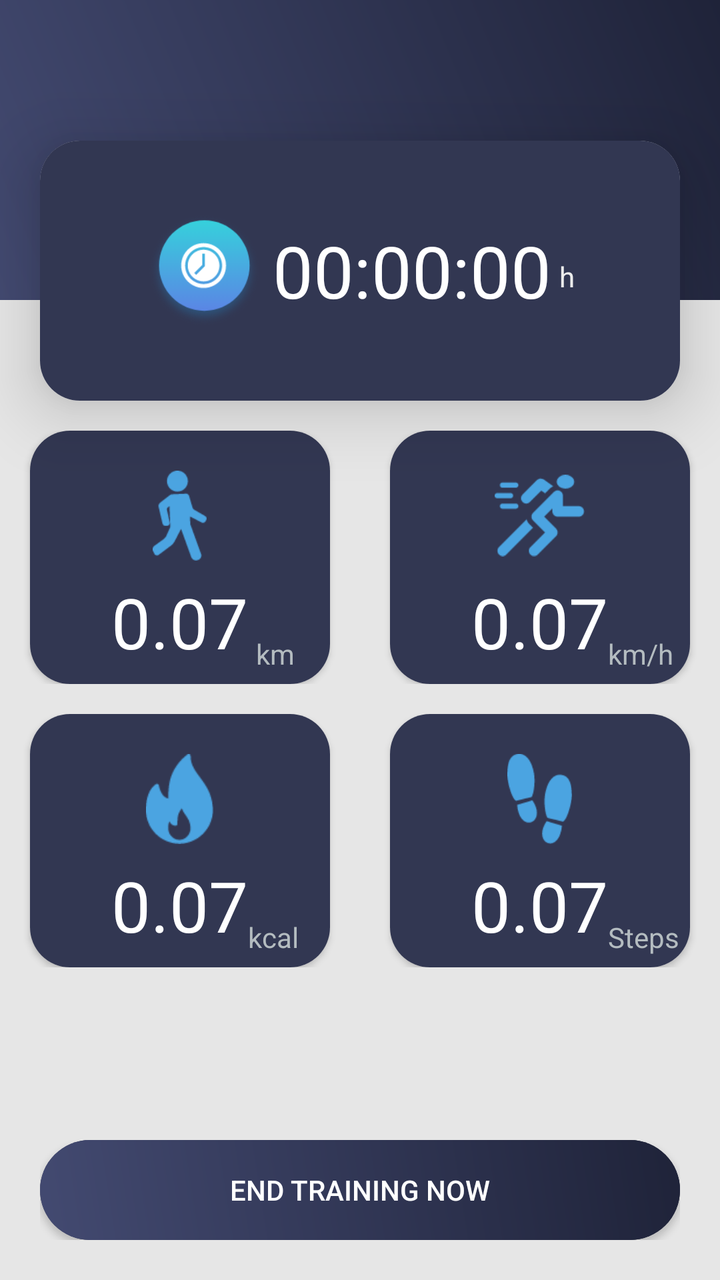
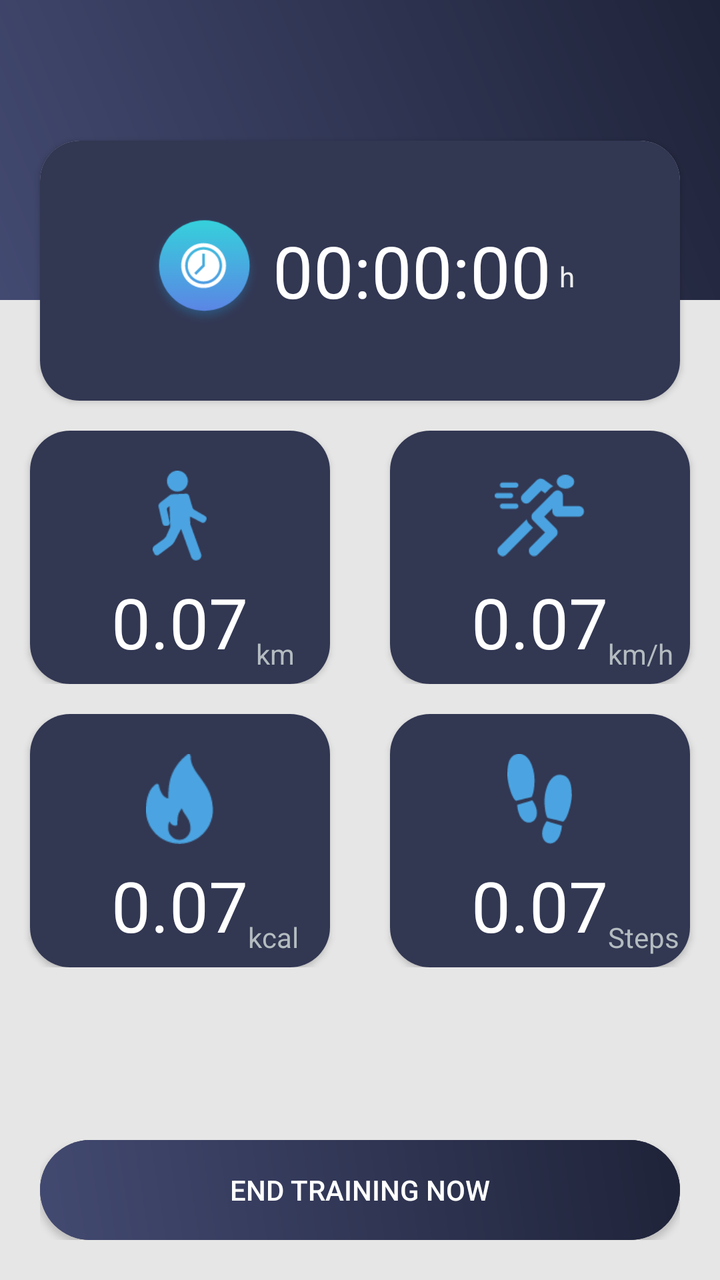

Screens rendered from an Android XML layout before and after an edit, with the pre-edit source and the edit as a unified diff.
<!-- AndroidManifest.xml: application theme AppTheme -->
<!-- res/layout/activity_training.xml -->
<?xml version="1.0" encoding="utf-8"?>
<RelativeLayout xmlns:android="http://schemas.android.com/apk/res/android"
    xmlns:app="http://schemas.android.com/apk/res-auto"
    android:id="@+id/training_overview_activity"
    android:layout_width="match_parent"
    android:layout_height="match_parent"
    android:background="@color/gray_color"
    android:fitsSystemWindows="true"
    android:orientation="vertical">

    <RelativeLayout
        android:id="@+id/relaa"
        android:layout_width="match_parent"
        android:layout_height="150dp"
        android:background="@drawable/a1_grad"
        />


    <androidx.cardview.widget.CardView
        android:id="@+id/cardviewone"
        android:layout_width="match_parent"
        android:layout_height="130dp"
        android:layout_marginLeft="@dimen/text_20"
        android:layout_below="@+id/relaa"
        android:layout_marginTop="-80dp"
        android:layout_marginRight="@dimen/text_20"
        android:orientation="horizontal"
        app:cardCornerRadius="20dp"
        app:cardElevation="20dip">



    <LinearLayout
        android:layout_width="match_parent"
        android:layout_height="match_parent"
        android:layout_weight="1"
        android:background="#323752"
        android:orientation="horizontal">

        <RelativeLayout
            android:layout_width="match_parent"
            android:layout_height="wrap_content"
            android:layout_gravity="center_vertical">

            <RelativeLayout
                android:layout_width="wrap_content"
                android:layout_height="wrap_content"
                android:layout_alignParentTop="true"
                android:layout_centerHorizontal="true"
                android:layout_gravity="center">

                <ImageView
                    android:id="@+id/imageView8"
                    android:layout_width="60dp"
                    android:layout_height="60dp"
                    android:layout_alignParentLeft="true"
                    android:layout_alignParentStart="true"
                    android:layout_centerInParent="true"
                    android:layout_marginEnd="4dp"
                    android:layout_marginRight="4dp"
                    android:src="@mipmap/clock_2" />

                <TextView
                    android:id="@+id/training_duration"
                    android:layout_width="wrap_content"
                    android:layout_height="wrap_content"
                    android:layout_centerInParent="true"
                    android:layout_toEndOf="@+id/imageView8"
                    android:layout_toRightOf="@+id/imageView8"
                    android:text="00:00:00"
                    android:textColor="@color/white"
                    android:textIsSelectable="false"
                    android:textSize="36sp" />

                <TextView
                    android:id="@+id/textView18"
                    android:layout_width="wrap_content"
                    android:layout_height="wrap_content"
                    android:layout_alignBaseline="@id/training_duration"
                    android:layout_marginLeft="4dp"
                    android:layout_marginStart="4dp"
                    android:layout_toEndOf="@+id/training_duration"
                    android:layout_toRightOf="@+id/training_duration"
                    android:text="@string/training_card_duration"
                    android:textColor="#ECECEC" />
            </RelativeLayout>
        </RelativeLayout>

    </LinearLayout>

    </androidx.cardview.widget.CardView>

    <RelativeLayout
        android:layout_width="match_parent"
        android:layout_below="@+id/cardviewone"
        android:layout_above="@+id/button"
        android:layout_height="wrap_content">
    <LinearLayout
        android:id="@+id/l1"
        android:layout_width="match_parent"
        android:layout_height="wrap_content"
        android:layout_weight="1"
        android:layout_marginTop="15dp"
        android:orientation="horizontal"
        android:baselineAligned="false">


            <androidx.cardview.widget.CardView
                android:id="@+id/cardviewone"
                android:layout_weight="1"
                android:layout_width="match_parent"
                android:layout_height="wrap_content"
                android:layout_marginLeft="@dimen/text_15"
                android:layout_marginRight="@dimen/text_15"
                android:orientation="horizontal"
                app:cardCornerRadius="20dp">

            <RelativeLayout
                android:layout_width="match_parent"
                android:layout_height="wrap_content"
                android:layout_centerHorizontal="true"
                android:layout_centerVertical="true"
                android:background="#323752">

                <ImageView
                    android:id="@+id/imageView4"
                    android:layout_width="45dp"
                    android:layout_height="45dp"
                    android:layout_centerHorizontal="true"
                    android:layout_marginTop="20dp"
                    android:src="@mipmap/icon_1" />

                <RelativeLayout
                    android:layout_width="match_parent"
                   android:layout_below="@+id/imageView4"
                    android:layout_height="wrap_content">
                <TextView
                    android:id="@+id/training_distance"
                    android:layout_width="wrap_content"
                    android:layout_height="wrap_content"
                    android:layout_centerInParent="true"
                    android:text="0.07"
                    android:layout_marginTop="15dp"
                    android:textColor="@color/white"
                    android:textSize="35sp" />

                <TextView
                    android:id="@+id/training_distance_title"
                    android:layout_width="wrap_content"
                    android:layout_height="wrap_content"
                    android:layout_alignBaseline="@id/training_distance"
                    android:layout_marginLeft="4dp"
                    android:layout_marginStart="4dp"
                    android:layout_toEndOf="@+id/training_distance"
                    android:layout_toRightOf="@+id/training_distance"
                    android:text="@string/training_card_distance_km"
                    android:textColor="@color/textColor" />
                </RelativeLayout>
            </RelativeLayout>
            </androidx.cardview.widget.CardView>



            <androidx.cardview.widget.CardView
                android:id="@+id/cardviewone"
                android:layout_weight="1"
                android:layout_width="match_parent"
                android:layout_height="wrap_content"
                android:layout_marginLeft="@dimen/text_15"
              
                android:layout_marginRight="@dimen/text_15"
                android:orientation="horizontal"
                app:cardCornerRadius="20dp">
            <RelativeLayout
                android:layout_width="match_parent"
                android:layout_height="wrap_content"
                android:layout_centerHorizontal="true"
                android:layout_centerVertical="true"
                android:background="#323752">

                <ImageView
                    android:id="@+id/imageView6"
                    android:layout_width="45dp"
                    android:layout_height="45dp"
                    android:layout_centerHorizontal="true"
                    android:layout_marginTop="20dp"
                    android:src="@mipmap/icon_2" />

                <RelativeLayout
                    android:layout_width="match_parent"
                    android:layout_below="@+id/imageView6"
                    android:layout_height="wrap_content">
                <TextView
                    android:id="@+id/training_velocity"
                    android:layout_width="wrap_content"
                    android:layout_height="wrap_content"
                    android:layout_centerInParent="true"
                    android:text="0.07"
                    android:layout_marginTop="15dp"
                    android:textColor="@color/white"
                    android:textSize="35sp" />

                <TextView
                    android:id="@+id/training_velocity_title"
                    android:layout_width="wrap_content"
                    android:layout_height="wrap_content"
                    android:layout_alignBaseline="@id/training_velocity"
                    android:layout_alignTop="@+id/training_velocity"
                    android:layout_toEndOf="@+id/training_velocity"
                    android:layout_toRightOf="@+id/training_velocity"
                    android:text="@string/training_velocity"
                    android:textColor="@color/textColor" />
                </RelativeLayout>
            </RelativeLayout>
            </androidx.cardview.widget.CardView>
    </LinearLayout>

    <LinearLayout
        android:layout_width="match_parent"
        android:layout_height="wrap_content"
        android:layout_weight="1"
        android:layout_below="@+id/l1"
        android:layout_marginTop="15dp"
        android:orientation="horizontal"
        android:baselineAligned="false">



            <androidx.cardview.widget.CardView
                android:id="@+id/cardviewone"
                android:layout_weight="1"
                android:layout_width="match_parent"
                android:layout_height="wrap_content"
                android:layout_marginLeft="@dimen/text_15"
              
                android:layout_marginRight="@dimen/text_15"
                android:orientation="horizontal"
                app:cardCornerRadius="20dp"
                >

            <RelativeLayout
                android:layout_width="match_parent"
                android:layout_height="wrap_content"
                android:layout_centerHorizontal="true"
                android:layout_centerVertical="true"
                android:background="#323752">



                <ImageView
                    android:id="@+id/imageView2"
                    android:layout_width="45dp"
                    android:layout_height="45dp"
                    android:layout_centerHorizontal="true"
                    android:layout_marginTop="20dp"
                    android:src="@mipmap/icon_3" />

                <RelativeLayout
                    android:layout_width="match_parent"
                    android:layout_below="@+id/imageView2"
                    android:layout_height="wrap_content">

                <TextView
                    android:id="@+id/training_calories"
                    android:layout_width="wrap_content"
                    android:layout_height="wrap_content"
                    android:layout_centerInParent="true"
                    android:text="0.07"
                    android:layout_marginTop="15dp"
                    android:textColor="@color/white"
                    android:textSize="35sp"/>

                <TextView
                    android:id="@+id/training_calories_title"
                    android:layout_width="wrap_content"
                    android:layout_height="wrap_content"
                    android:layout_alignBaseline="@id/training_calories"
                    android:layout_toEndOf="@+id/training_calories"
                    android:layout_toRightOf="@+id/training_calories"
                    android:text="@string/training_card_calories"
                    android:textColor="@color/textColor" />
                </RelativeLayout>
            </RelativeLayout>
            </androidx.cardview.widget.CardView>


            <androidx.cardview.widget.CardView
                android:id="@+id/cardviewone"
                android:layout_weight="1"
                android:layout_width="match_parent"
                android:layout_height="wrap_content"
                android:layout_marginLeft="@dimen/text_15"
              
                android:layout_marginRight="@dimen/text_15"
                android:orientation="horizontal"
                app:cardCornerRadius="20dp">

            <RelativeLayout
                android:layout_width="match_parent"
                android:layout_height="wrap_content"
                android:layout_centerHorizontal="true"
                android:layout_centerVertical="true"
                android:background="#323752">

                <ImageView
                    android:id="@+id/imageView3"
                    android:layout_width="45dp"
                    android:layout_height="45dp"
                    android:layout_centerHorizontal="true"
                    android:layout_marginTop="20dp"
                    android:src="@mipmap/icon_4" />


                <RelativeLayout
                    android:layout_width="match_parent"
                    android:layout_below="@+id/imageView3"
                    android:layout_height="wrap_content">

                <TextView
                    android:id="@+id/training_steps"
                    android:layout_width="wrap_content"
                    android:layout_height="wrap_content"
                    android:layout_centerInParent="true"
                    android:text="0.07"
                    android:layout_marginTop="15dp"
                    android:textColor="@color/white"
                    android:textSize="35sp"/>

                <TextView
                    android:id="@+id/textView11"
                    android:layout_width="wrap_content"
                    android:layout_height="wrap_content"

                    android:layout_alignBaseline="@id/training_steps"
                    android:layout_toEndOf="@+id/training_steps"
                    android:layout_toRightOf="@+id/training_steps"
                    android:text="@string/steps"
                    android:textColor="@color/textColor" />
                </RelativeLayout>
            </RelativeLayout>
            </androidx.cardview.widget.CardView>
    </LinearLayout>
</RelativeLayout>


    <RelativeLayout
        android:id="@+id/button"
        android:layout_width="match_parent"
        android:layout_alignParentBottom="true"
        android:layout_margin="@dimen/text_20"
        android:background="@drawable/a3_grad"
        android:layout_height="wrap_content">
        <Button
            android:id="@+id/training_stop_button"
            android:layout_width="match_parent"
            android:layout_height="50dp"
            android:layout_gravity="bottom"
            android:background="@drawable/a3_grad"
            android:layout_centerInParent="true"
            android:text="@string/training_stop_button"
            android:textColor="@color/white"
    />
    </RelativeLayout>
</RelativeLayout>
<!-- resources referenced by this layout -->
<resources>
  <color name="gray_color">#E6E6E6</color>
  <color name="textColor">#ffb4bcc0</color>
  <color name="white">#ffffff</color>
  <dimen name="text_15">15sp</dimen>
  <dimen name="text_20">20sp</dimen>
  <!-- drawable a1_grad (drawable) -->
  <?xml version="1.0" encoding="utf-8"?>
  <shape xmlns:android="http://schemas.android.com/apk/res/android">
      <gradient
          android:angle="225"
          android:endColor="#434A71"
          android:startColor="#1F2339" />
  
  
  </shape>
  <!-- drawable a3_grad (drawable) -->
  <?xml version="1.0" encoding="utf-8"?>
  <shape xmlns:android="http://schemas.android.com/apk/res/android">
  <gradient
      android:angle="225"
      android:endColor="#434A71"
      android:startColor="#1F2339" />
  
  <corners android:radius="200dp"/>
  
  </shape>
  <!-- mipmap clock_2: png bitmap (mipmap-xhdpi, 13473 bytes) -->
  <!-- mipmap icon_1: png bitmap (mipmap-xhdpi, 1923 bytes) -->
  <!-- mipmap icon_2: png bitmap (mipmap-xhdpi, 2374 bytes) -->
  <!-- mipmap icon_3: png bitmap (mipmap-xhdpi, 1640 bytes) -->
  <!-- mipmap icon_4: png bitmap (mipmap-xhdpi, 1919 bytes) -->
  <string name="steps">Steps</string>
  <string name="training_card_calories">kcal</string>
  <string name="training_card_distance_km">km</string>
  <string name="training_card_duration">h</string>
  <string name="training_stop_button">End training now</string>
  <string name="training_velocity">km/h</string>
  <style name="AppTheme" parent="Theme.AppCompat.Light.DarkActionBar">
          
          <item name="colorPrimary">@color/colorPrimary</item>
          <item name="colorPrimaryDark">@color/colorPrimaryDark</item>
          <item name="colorAccent">@color/colorAccent</item>
      </style>
  <color name="colorPrimary">#434A71</color>
  <color name="colorPrimaryDark">#1F2339</color>
  <color name="colorAccent">#1F2339</color>
</resources>

<!-- the commit's change to res/layout/activity_training.xml (unified diff, before → after) -->
@@ -26,7 +26,7 @@
         android:layout_marginRight="@dimen/text_20"
         android:orientation="horizontal"
         app:cardCornerRadius="20dp"
-        app:cardElevation="20dip">
+        android:elevation="20dp">
 
 
 
